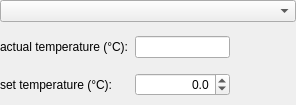
AndreasFMueller/AstroPhotography, file gui/snowgui/icegui/coolercontrollerwidget.ui: the form before one commit.
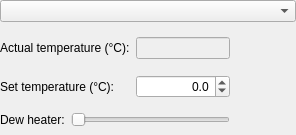
The form after the commit. Custom widgets are drawn as their Qt base class.

Commit message: add dew heater stuff to coolercontrollerwidget

The edit to the form file:
```diff
--- a/gui/snowgui/icegui/coolercontrollerwidget.ui
+++ b/gui/snowgui/icegui/coolercontrollerwidget.ui
@@ -7,7 +7,7 @@
     <x>0</x>
     <y>0</y>
     <width>296</width>
-    <height>105</height>
+    <height>135</height>
    </rect>
   </property>
   <property name="minimumSize">
@@ -19,7 +19,7 @@
   <property name="maximumSize">
    <size>
     <width>16777215</width>
-    <height>105</height>
+    <height>135</height>
    </size>
   </property>
   <property name="windowTitle">
@@ -56,14 +56,40 @@
       <property name="bottomMargin">
        <number>0</number>
       </property>
-      <item row="1" column="0">
-       <widget class="QLabel" name="setTemperatureLabel">
+      <item row="2" column="0">
+       <widget class="QLabel" name="dewHeaterLabel">
         <property name="text">
-         <string>set temperature (°C):</string>
+         <string>Dew heater:</string>
         </property>
        </widget>
       </item>
-      <item row="1" column="1">
+      <item row="0" column="3" rowspan="2">
+       <widget class="snowgui::CoolerActive" name="activeWidget" native="true">
+        <property name="minimumSize">
+         <size>
+          <width>60</width>
+          <height>60</height>
+         </size>
+        </property>
+        <property name="maximumSize">
+         <size>
+          <width>60</width>
+          <height>16777215</height>
+         </size>
+        </property>
+       </widget>
+      </item>
+      <item row="0" column="2">
+       <widget class="QLineEdit" name="actualTemperatureField">
+        <property name="enabled">
+         <bool>false</bool>
+        </property>
+        <property name="alignment">
+         <set>Qt::AlignRight|Qt::AlignTrailing|Qt::AlignVCenter</set>
+        </property>
+       </widget>
+      </item>
+      <item row="1" column="2">
        <widget class="QDoubleSpinBox" name="setTemperatureSpinBox">
         <property name="alignment">
          <set>Qt::AlignRight|Qt::AlignTrailing|Qt::AlignVCenter</set>
@@ -79,33 +105,34 @@
         </property>
        </widget>
       </item>
-      <item row="0" column="1">
-       <widget class="QLineEdit" name="actualTemperatureField">
-        <property name="alignment">
-         <set>Qt::AlignRight|Qt::AlignTrailing|Qt::AlignVCenter</set>
-        </property>
-       </widget>
-      </item>
-      <item row="0" column="0">
+      <item row="0" column="0" colspan="2">
        <widget class="QLabel" name="actualTemperatureLabel">
         <property name="text">
-         <string>actual temperature (°C):</string>
+         <string>Actual temperature (°C):</string>
         </property>
        </widget>
       </item>
-      <item row="0" column="2" rowspan="2">
-       <widget class="snowgui::CoolerActive" name="activeWidget" native="true">
-        <property name="minimumSize">
-         <size>
-          <width>60</width>
-          <height>60</height>
-         </size>
+      <item row="1" column="0" colspan="2">
+       <widget class="QLabel" name="setTemperatureLabel">
+        <property name="text">
+         <string>Set temperature (°C):</string>
         </property>
-        <property name="maximumSize">
-         <size>
-          <width>60</width>
-          <height>16777215</height>
-         </size>
+       </widget>
+      </item>
+      <item row="2" column="1" colspan="2">
+       <widget class="QSlider" name="dewHeaterSlider">
+        <property name="orientation">
+         <enum>Qt::Horizontal</enum>
+        </property>
+       </widget>
+      </item>
+      <item row="2" column="3">
+       <widget class="QLabel" name="dewHeaterValue">
+        <property name="text">
+         <string/>
+        </property>
+        <property name="alignment">
+         <set>Qt::AlignRight|Qt::AlignTrailing|Qt::AlignVCenter</set>
         </property>
        </widget>
       </item>
```
The commit also changes 5 other files.
